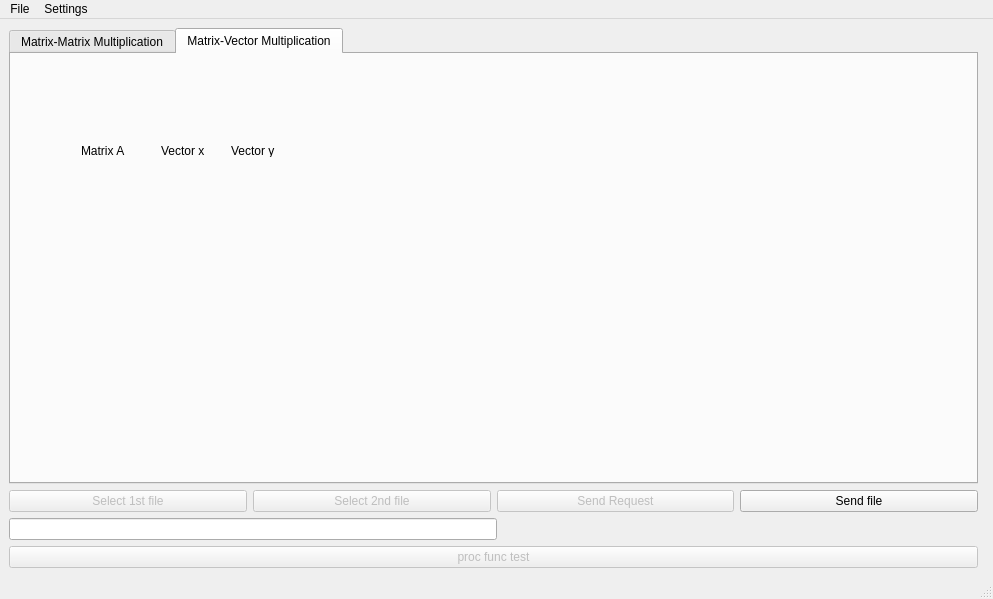
The window that mainwindow.ui (fumycat/raw) describes before a commit, drawn with Qt 5.
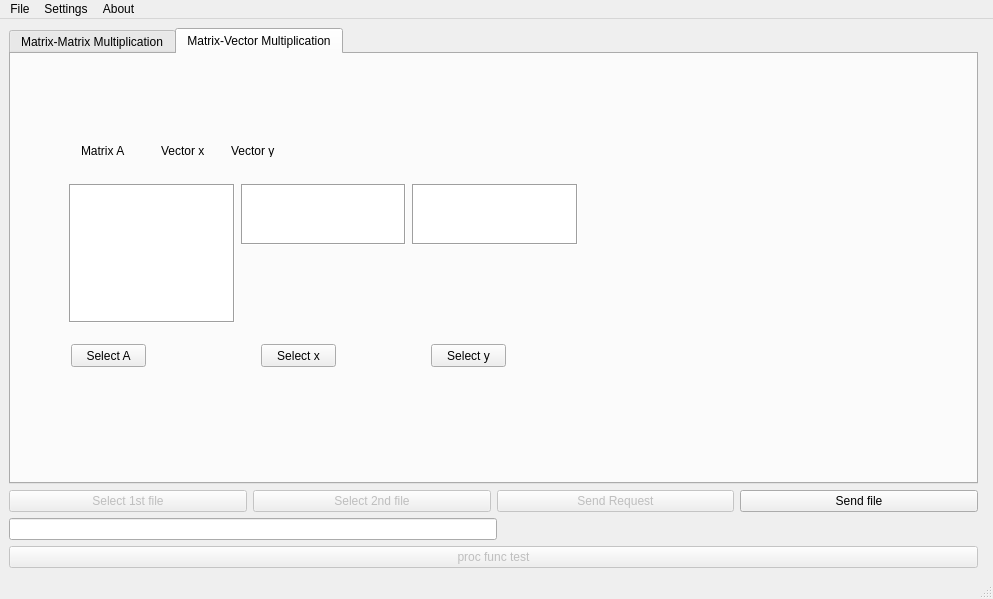
The same window after the commit. The open tabs and pages were chosen to show the change. Icons and pictures are not drawn.

Commit message: tabs; toggle scrollbars&headers

```diff
--- a/mainwindow.ui
+++ b/mainwindow.ui
@@ -88,6 +88,9 @@
     </item>
     <item row="0" column="0">
      <widget class="QTabWidget" name="tabWidget">
+      <property name="styleSheet">
+       <string notr="true"/>
+      </property>
       <property name="currentIndex">
        <number>1</number>
       </property>
@@ -294,6 +297,135 @@
          <string>Vector y</string>
         </property>
        </widget>
+       <widget class="QTableWidget" name="tableWidget_tab2_y">
+        <property name="geometry">
+         <rect>
+          <x>401</x>
+          <y>130</y>
+          <width>166</width>
+          <height>61</height>
+         </rect>
+        </property>
+        <property name="frameShape">
+         <enum>QFrame::Box</enum>
+        </property>
+        <property name="editTriggers">
+         <set>QAbstractItemView::NoEditTriggers</set>
+        </property>
+        <attribute name="horizontalHeaderVisible">
+         <bool>false</bool>
+        </attribute>
+        <attribute name="horizontalHeaderDefaultSectionSize">
+         <number>64</number>
+        </attribute>
+        <attribute name="verticalHeaderVisible">
+         <bool>false</bool>
+        </attribute>
+        <attribute name="verticalHeaderDefaultSectionSize">
+         <number>32</number>
+        </attribute>
+       </widget>
+       <widget class="QTableWidget" name="tableWidget_tab2_A">
+        <property name="geometry">
+         <rect>
+          <x>58</x>
+          <y>130</y>
+          <width>166</width>
+          <height>139</height>
+         </rect>
+        </property>
+        <property name="autoFillBackground">
+         <bool>false</bool>
+        </property>
+        <property name="frameShape">
+         <enum>QFrame::Box</enum>
+        </property>
+        <property name="editTriggers">
+         <set>QAbstractItemView::NoEditTriggers</set>
+        </property>
+        <property name="gridStyle">
+         <enum>Qt::SolidLine</enum>
+        </property>
+        <attribute name="horizontalHeaderVisible">
+         <bool>false</bool>
+        </attribute>
+        <attribute name="horizontalHeaderDefaultSectionSize">
+         <number>64</number>
+        </attribute>
+        <attribute name="verticalHeaderVisible">
+         <bool>false</bool>
+        </attribute>
+        <attribute name="verticalHeaderDefaultSectionSize">
+         <number>32</number>
+        </attribute>
+       </widget>
+       <widget class="QTableWidget" name="tableWidget_tab2_x">
+        <property name="geometry">
+         <rect>
+          <x>230</x>
+          <y>130</y>
+          <width>165</width>
+          <height>61</height>
+         </rect>
+        </property>
+        <property name="frameShape">
+         <enum>QFrame::Box</enum>
+        </property>
+        <property name="editTriggers">
+         <set>QAbstractItemView::NoEditTriggers</set>
+        </property>
+        <attribute name="horizontalHeaderVisible">
+         <bool>false</bool>
+        </attribute>
+        <attribute name="horizontalHeaderDefaultSectionSize">
+         <number>64</number>
+        </attribute>
+        <attribute name="verticalHeaderVisible">
+         <bool>false</bool>
+        </attribute>
+        <attribute name="verticalHeaderDefaultSectionSize">
+         <number>32</number>
+        </attribute>
+       </widget>
+       <widget class="QPushButton" name="btn_tab2_A">
+        <property name="geometry">
+         <rect>
+          <x>60</x>
+          <y>290</y>
+          <width>75</width>
+          <height>23</height>
+         </rect>
+        </property>
+        <property name="text">
+         <string>Select A</string>
+        </property>
+       </widget>
+       <widget class="QPushButton" name="btn_tab2_x">
+        <property name="geometry">
+         <rect>
+          <x>250</x>
+          <y>290</y>
+          <width>75</width>
+          <height>23</height>
+         </rect>
+        </property>
+        <property name="text">
+         <string>Select x</string>
+        </property>
+       </widget>
+       <widget class="QPushButton" name="btn_tab2_y">
+        <property name="geometry">
+         <rect>
+          <x>420</x>
+          <y>290</y>
+          <width>75</width>
+          <height>23</height>
+         </rect>
+        </property>
+        <property name="text">
+         <string>Select y</string>
+        </property>
+       </widget>
       </widget>
      </widget>
     </item>
@@ -318,9 +450,17 @@
      <string>Settings</string>
     </property>
     <addaction name="actionShow_scrollbars"/>
+    <addaction name="actionShow_headers"/>
+   </widget>
+   <widget class="QMenu" name="menuAbout">
+    <property name="title">
+     <string>About</string>
+    </property>
+    <addaction name="actionAbout_program"/>
    </widget>
    <addaction name="menuFile"/>
    <addaction name="menuSettings"/>
+   <addaction name="menuAbout"/>
   </widget>
   <widget class="QStatusBar" name="statusbar"/>
   <action name="actionShow_scrollbars">
```
Left out of the diff: 95 changed lines with no effect on the pictures. The commit also changes 3 other files.
